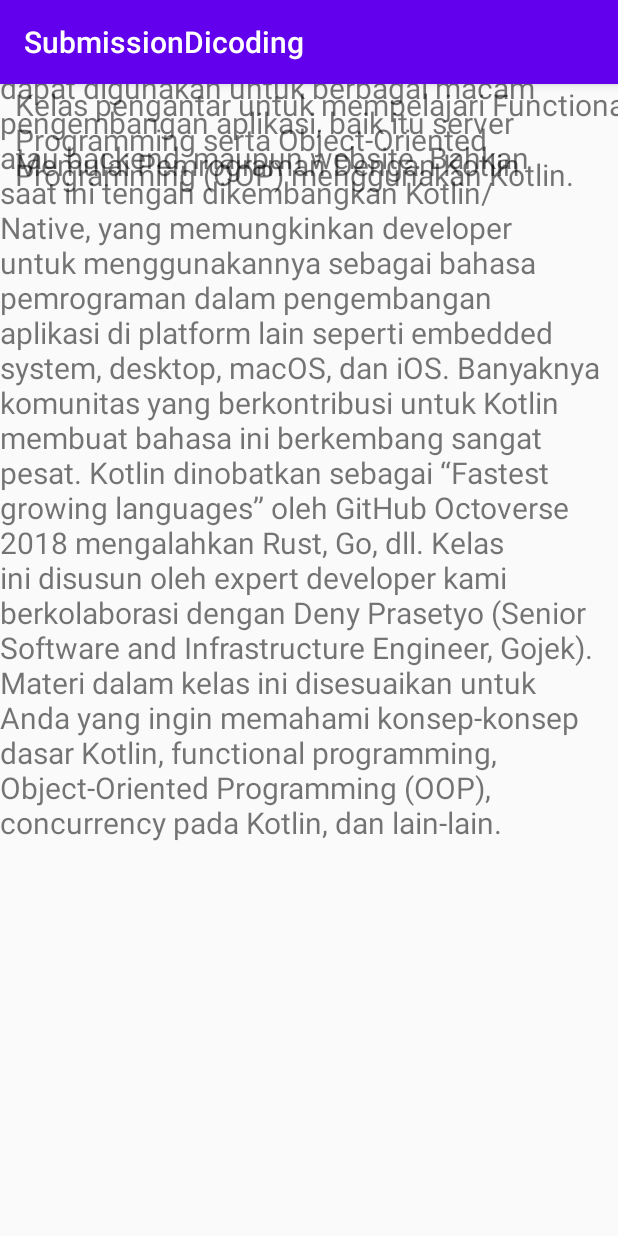
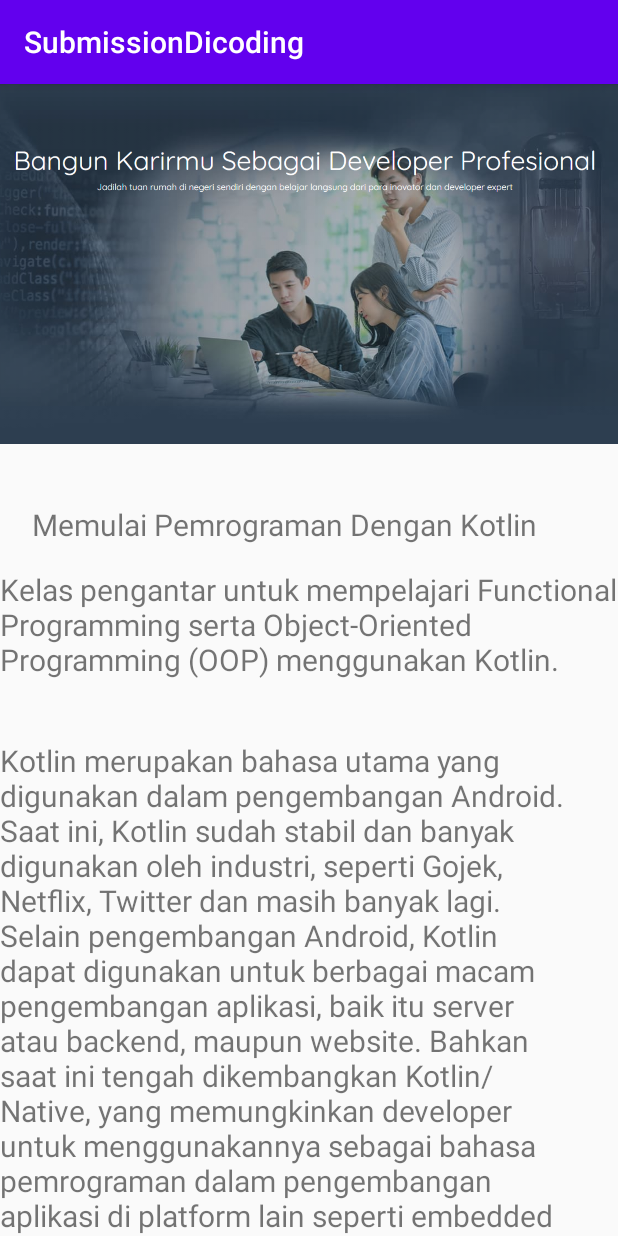
Before and after one commit to kevinrisqi/BeginnerAndroid-SubmissionDicoding, an Android app: the screen it shows after launch (ContentActivity), after a tap on "Memulai Pemrograman Dengan Kotlin", on a phone screen of 412 x 824 dp. Run offline under Robolectric (Android 15) with nearby library versions, the phone set to English and light mode, and no system bars.

Commit message:
Update activity_content

```diff
--- a/app/src/main/res/layout/activity_content.xml
+++ b/app/src/main/res/layout/activity_content.xml
@@ -6,39 +6,49 @@
     android:layout_height="match_parent"
     tools:context=".ContentActivity">
 
+    <ImageView
+        android:id="@+id/imageView"
+        android:layout_width="match_parent"
+        android:layout_height="240dp"
+        android:scaleType="fitXY"
+        android:src="@drawable/banner"
+        app:layout_constraintEnd_toEndOf="parent"
+        app:layout_constraintStart_toStartOf="parent"
+        app:layout_constraintTop_toTopOf="parent" />
+
     <TextView
         android:id="@+id/tv_name"
         android:layout_width="wrap_content"
         android:layout_height="wrap_content"
         android:layout_marginTop="40dp"
-        android:text="Null"
+        android:text="Name"
         android:textSize="20sp"
         app:layout_constraintEnd_toEndOf="parent"
-        app:layout_constraintHorizontal_bias="0.135"
+        app:layout_constraintHorizontal_bias="0.285"
         app:layout_constraintStart_toStartOf="parent"
-        app:layout_constraintTop_toTopOf="parent" />
+        app:layout_constraintTop_toBottomOf="@+id/imageView" />
 
     <TextView
         android:id="@+id/tv_detail"
         android:layout_width="wrap_content"
         android:layout_height="wrap_content"
-        android:text="Null"
+        android:layout_marginTop="16dp"
+        android:text="Detail"
         android:textSize="20sp"
         app:layout_constraintEnd_toEndOf="parent"
-        app:layout_constraintHorizontal_bias="0.0"
-        app:layout_constraintStart_toStartOf="@+id/tv_name"
-        tools:layout_editor_absoluteY="113dp" />
+        app:layout_constraintHorizontal_bias="0.284"
+        app:layout_constraintStart_toStartOf="parent"
+        app:layout_constraintTop_toBottomOf="@+id/tv_name" />
 
     <TextView
         android:id="@+id/tv_explanation"
         android:layout_width="wrap_content"
         android:layout_height="wrap_content"
-        android:layout_marginBottom="488dp"
-        android:text="Null"
+        android:layout_marginTop="40dp"
+        android:text="Explanation"
         android:textSize="20sp"
-        app:layout_constraintBottom_toBottomOf="parent"
         app:layout_constraintEnd_toEndOf="parent"
-        app:layout_constraintHorizontal_bias="0.135"
+        app:layout_constraintHorizontal_bias="0.242"
         app:layout_constraintStart_toStartOf="parent"
         app:layout_constraintTop_toBottomOf="@+id/tv_detail" />
 
```
Also changed, not shown: app/src/main/res/drawable-v24/banner.png (added).
